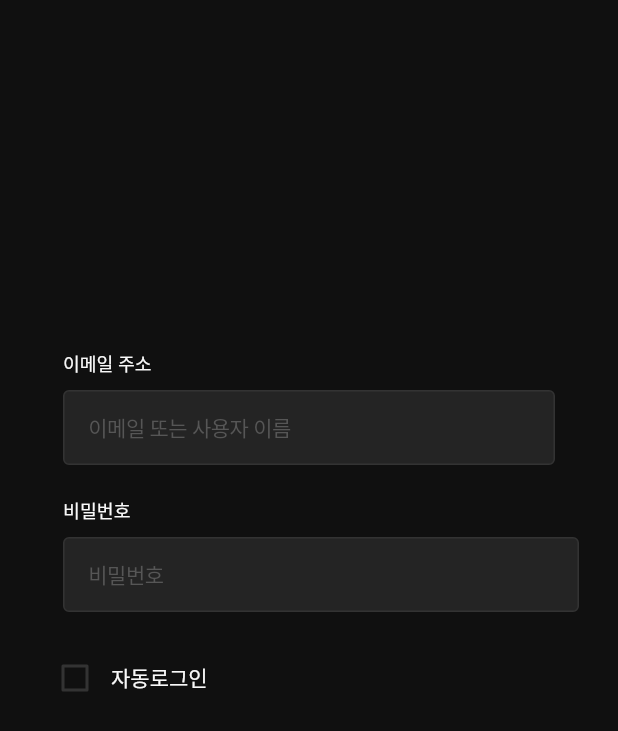
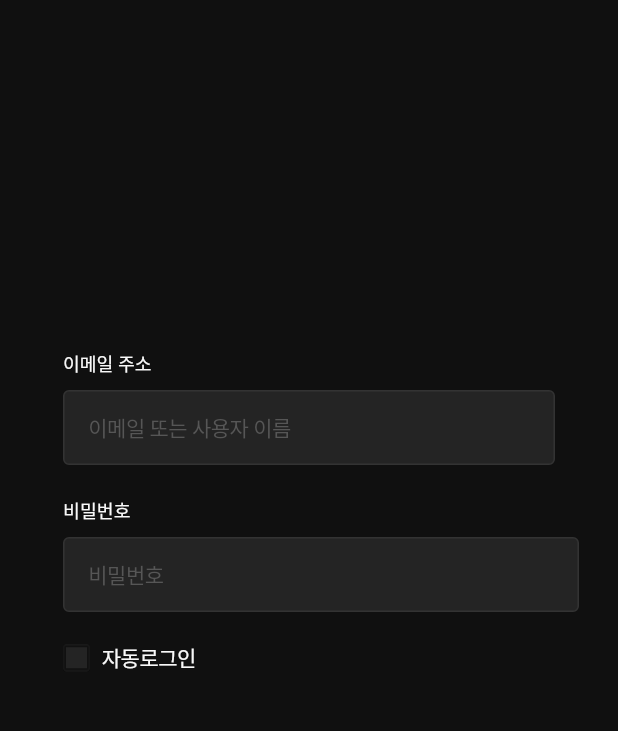
Before and after one commit to cos-quare/cosquare-app, a Flutter app: the screen it shows after launch, on a phone screen of 412 x 824 dp. Shown: the top 731 px of the screen. Run offline on Flutter 3.47's test engine with Material 2 defaults, Android fonts, the light colour scheme and no system bars; Roboto replaces fonts that are missing (Pretendard).

Commit message:
:sparkles: "login 화면 UI" - check box에 sized box 적용

```diff
--- a/lib/screens/login_screen.dart
+++ b/lib/screens/login_screen.dart
@@ -69,19 +69,23 @@
                       hintText: '비밀번호',
                     )),
                 Padding(
-                  padding: const EdgeInsets.fromLTRB(0, 0, 0, 0),
+                  padding: const EdgeInsets.fromLTRB(16, 0, 0, 0),
                   child: Row(
+                    mainAxisAlignment: MainAxisAlignment.start,
                     children: [
                       BaseCheckBox(),
-                      Text('자동로그인',
-                          style: TextStyle(
-                            fontSize: 14.0,
-                            fontWeight: FontWeight.w500,
-                            color: const Color(0xfff8f8f8),
-                          ))
+                      Padding(
+                          padding: const EdgeInsets.fromLTRB(8, 0, 0, 0),
+                          child: Text('자동로그인',
+                              style: TextStyle(
+                                fontSize: 14.0,
+                                fontWeight: FontWeight.w500,
+                                color: const Color(0xfff8f8f8),
+                                letterSpacing: -0.32,
+                              )))
                     ],
                   ),
-                )
+                ),
               ],
             ),
           ),
--- a/lib/widgets/base_check_box.dart
+++ b/lib/widgets/base_check_box.dart
@@ -10,8 +10,14 @@
 
   @override
   Widget build(BuildContext context) {
-    return Theme(
-        data: ThemeData(unselectedWidgetColor: const Color(0xff333333)),
+    return Container(
+      decoration: BoxDecoration(
+          color: const Color(0xff242424),
+          border: Border.all(width: 1, color: const Color(0xff333333)),
+          borderRadius: BorderRadius.circular(2.0)),
+      child: SizedBox(
+          width: 16,
+          height: 16,
           child: Checkbox(
               value: isChecked,
               checkColor: Colors.white,
@@ -20,6 +26,7 @@
                 setState(() {
                   isChecked = value;
                 });
-            }));
+              })),
+    );
   }
 }
--- a/lib/widgets/base_text_field.dart
+++ b/lib/widgets/base_text_field.dart
@@ -9,7 +9,7 @@
     return Container(
         decoration: BoxDecoration(
             color: const Color(0xff242424),
-            border: Border.all(color: const Color(0xff333333)),
+            border: Border.all(width: 1, color: const Color(0xff333333)),
             borderRadius: BorderRadius.circular(4.0)),
         child: Padding(
           padding: const EdgeInsets.symmetric(vertical: 0.0, horizontal: 16.0),
```
Lines whose indentation alone changed are shown as unchanged.
